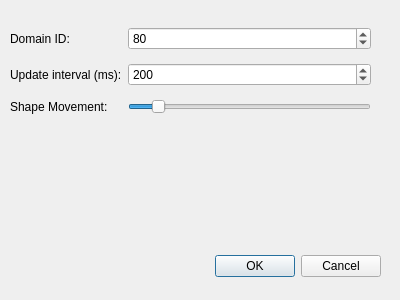
eProsima/Fast-DDS, file utils/ShapesDemo/forms/optionsdialog.ui: the form before one commit.
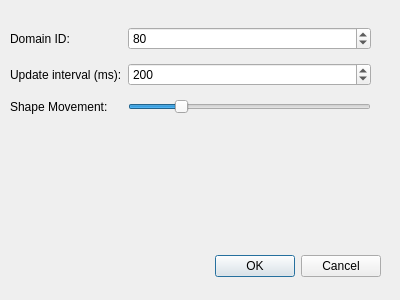
The form after the commit.

The edit to the form file:
```diff
--- a/utils/ShapesDemo/forms/optionsdialog.ui
+++ b/utils/ShapesDemo/forms/optionsdialog.ui
@@ -85,7 +85,7 @@
        <number>0</number>
       </property>
       <property name="maximum">
-       <number>50</number>
+       <number>25</number>
       </property>
       <property name="value">
        <number>5</number>
```
